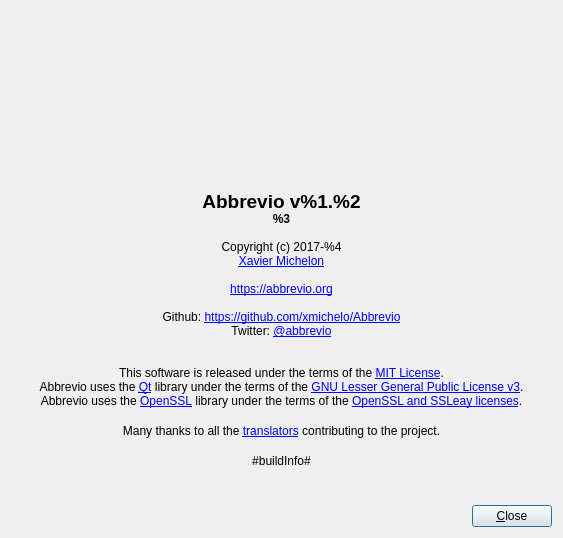
First picture: the form in Abbrevio/Dialogs/AboutDialog.ui, repository xmichelo/Beeftext, before the edit.
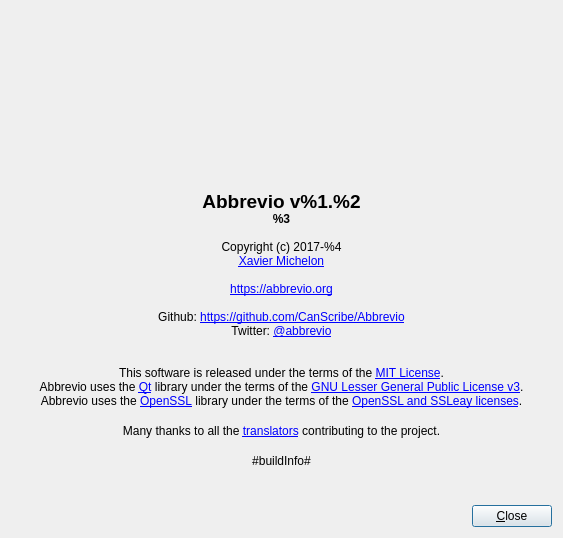
Second picture: the form after the edit. Icons and pictures are not drawn.

```diff
--- a/Abbrevio/Dialogs/AboutDialog.ui
+++ b/Abbrevio/Dialogs/AboutDialog.ui
@@ -131,7 +131,7 @@
    <item row="2" column="0" colspan="3">
     <widget class="QLabel" name="labelText">
      <property name="text">
-      <string>&lt;html&gt;&lt;head/&gt;&lt;body&gt;&lt;p align=&quot;center&quot;&gt;&lt;br/&gt;&lt;span style=&quot; font-size:14pt; font-weight:600;&quot;&gt;Abbrevio v%1.%2&lt;br/&gt;&lt;/span&gt;&lt;span style=&quot; font-weight:600;&quot;&gt;%3&lt;/span&gt;&lt;br/&gt;&lt;br/&gt;Copyright (c) 2017-%4&lt;br/&gt;&lt;a href=&quot;https://x-mi.com&quot;&gt;&lt;span style=&quot; text-decoration: underline; color:#%5;&quot;&gt;Xavier Michelon&lt;br/&gt;&lt;/span&gt;&lt;/a&gt;&lt;br/&gt;&lt;a href=&quot;https://abbrevio.org&quot;&gt;&lt;span style=&quot; text-decoration: underline; color:#%5;&quot;&gt;https://abbrevio.org&lt;br/&gt;&lt;/span&gt;&lt;/a&gt;&lt;br/&gt;Github: &lt;a href=&quot;https://github.com/xmichelo/Abbrevio&quot;&gt;&lt;span style=&quot; text-decoration: underline; color:#%5;&quot;&gt;https://github.com/xmichelo/Abbrevio&lt;/span&gt;&lt;/a&gt;&lt;br/&gt;Twitter: &lt;a href=&quot;https://twitter.com/abbrevio&quot;&gt;&lt;span style=&quot; text-decoration: underline; color:#%5;&quot;&gt;@abbrevio&lt;br/&gt;&lt;/span&gt;&lt;/a&gt;&lt;br/&gt;&lt;br/&gt;This software is released under the terms of the &lt;a href=&quot;https://en.wikipedia.org/wiki/MIT_License&quot;&gt;&lt;span style=&quot; text-decoration: underline; color:#%5;&quot;&gt;MIT License&lt;/span&gt;&lt;/a&gt;.&lt;br/&gt;Abbrevio uses the &lt;a href=&quot;https://www.qt.io/&quot;&gt;&lt;span style=&quot; text-decoration: underline; color:#%5;&quot;&gt;Qt&lt;/span&gt;&lt;/a&gt; library under the terms of the &lt;a href=&quot;https://www.gnu.org/licenses/lgpl-3.0.txt&quot;&gt;&lt;span style=&quot; text-decoration: underline; color:#%5;&quot;&gt;GNU Lesser General Public License v3&lt;/span&gt;&lt;/a&gt;.&lt;br/&gt;Abbrevio uses the &lt;a href=&quot;https://www.openssl.org&quot;&gt;&lt;span style=&quot; text-decoration: underline; color:#%5;&quot;&gt;OpenSSL&lt;/span&gt;&lt;/a&gt; library under the terms of the &lt;a href=&quot;https://www.openssl.org/source/license.html&quot;&gt;&lt;span style=&quot; text-decoration: underline; color:#%5;&quot;&gt;OpenSSL and SSLeay licenses&lt;/span&gt;&lt;/a&gt;.&lt;/p&gt;&lt;/body&gt;&lt;/html&gt;</string>
+      <string>&lt;html&gt;&lt;head/&gt;&lt;body&gt;&lt;p align=&quot;center&quot;&gt;&lt;br/&gt;&lt;span style=&quot; font-size:14pt; font-weight:600;&quot;&gt;Abbrevio v%1.%2&lt;br/&gt;&lt;/span&gt;&lt;span style=&quot; font-weight:600;&quot;&gt;%3&lt;/span&gt;&lt;br/&gt;&lt;br/&gt;Copyright (c) 2017-%4&lt;br/&gt;&lt;a href=&quot;https://x-mi.com&quot;&gt;&lt;span style=&quot; text-decoration: underline; color:#%5;&quot;&gt;Xavier Michelon&lt;br/&gt;&lt;/span&gt;&lt;/a&gt;&lt;br/&gt;&lt;a href=&quot;https://abbrevio.org&quot;&gt;&lt;span style=&quot; text-decoration: underline; color:#%5;&quot;&gt;https://abbrevio.org&lt;br/&gt;&lt;/span&gt;&lt;/a&gt;&lt;br/&gt;Github: &lt;a href=&quot;https://github.com/CanScribe/Abbrevio&quot;&gt;&lt;span style=&quot; text-decoration: underline; color:#%5;&quot;&gt;https://github.com/CanScribe/Abbrevio&lt;/span&gt;&lt;/a&gt;&lt;br/&gt;Twitter: &lt;a href=&quot;https://twitter.com/abbrevio&quot;&gt;&lt;span style=&quot; text-decoration: underline; color:#%5;&quot;&gt;@abbrevio&lt;br/&gt;&lt;/span&gt;&lt;/a&gt;&lt;br/&gt;&lt;br/&gt;This software is released under the terms of the &lt;a href=&quot;https://en.wikipedia.org/wiki/MIT_License&quot;&gt;&lt;span style=&quot; text-decoration: underline; color:#%5;&quot;&gt;MIT License&lt;/span&gt;&lt;/a&gt;.&lt;br/&gt;Abbrevio uses the &lt;a href=&quot;https://www.qt.io/&quot;&gt;&lt;span style=&quot; text-decoration: underline; color:#%5;&quot;&gt;Qt&lt;/span&gt;&lt;/a&gt; library under the terms of the &lt;a href=&quot;https://www.gnu.org/licenses/lgpl-3.0.txt&quot;&gt;&lt;span style=&quot; text-decoration: underline; color:#%5;&quot;&gt;GNU Lesser General Public License v3&lt;/span&gt;&lt;/a&gt;.&lt;br/&gt;Abbrevio uses the &lt;a href=&quot;https://www.openssl.org&quot;&gt;&lt;span style=&quot; text-decoration: underline; color:#%5;&quot;&gt;OpenSSL&lt;/span&gt;&lt;/a&gt; library under the terms of the &lt;a href=&quot;https://www.openssl.org/source/license.html&quot;&gt;&lt;span style=&quot; text-decoration: underline; color:#%5;&quot;&gt;OpenSSL and SSLeay licenses&lt;/span&gt;&lt;/a&gt;.&lt;/p&gt;&lt;/body&gt;&lt;/html&gt;</string>
      </property>
      <property name="alignment">
       <set>Qt::AlignHCenter|Qt::AlignTop</set>
```
Left out of the diff: 2 changed lines with no effect on the pictures.
